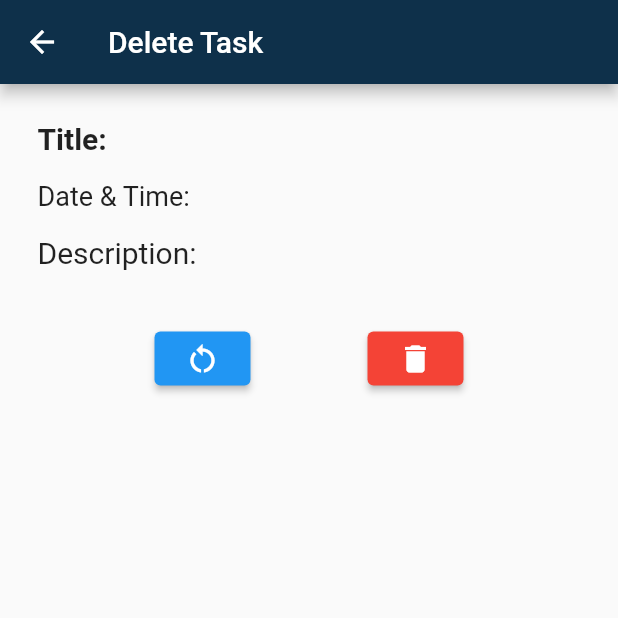
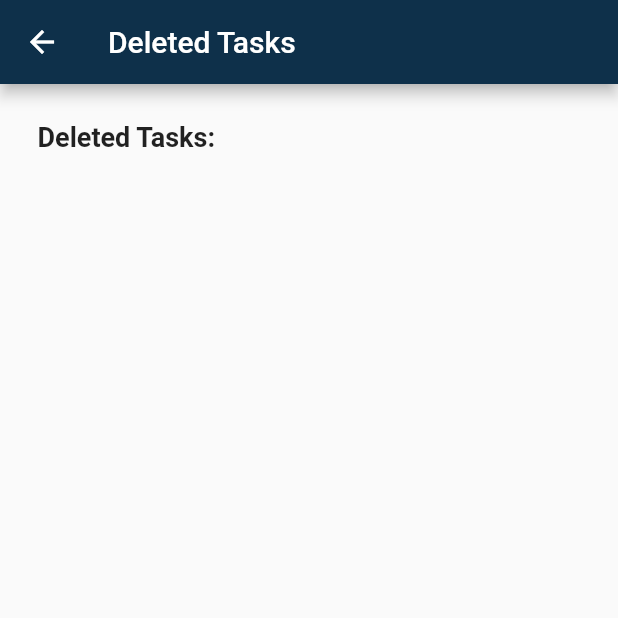
Before and after one commit to ank809/Todo_App, a Flutter app: the DeletePage screen opened directly, on a phone screen of 412 x 824 dp, the top half of it. Run offline on Flutter 3.47's test engine with Material 2 defaults, Android fonts, the phone set to English and light mode, and no system bars; our stand-ins replace date_time_picker, firebase_auth, firebase_core, firebase_database, google_sign_in; accounts and stored records are empty.

Commit message:
new changes

```diff
--- a/lib/delete.dart
+++ b/lib/delete.dart
@@ -1,19 +1,44 @@
+import 'package:flutter/material.dart';
 import 'package:firebase_database/firebase_database.dart';
-import 'package:flutter/material.dart';
+import 'package:firebase_auth/firebase_auth.dart';
+import 'package:todo_app/home.dart';
 import 'package:todo_app/constants.dart';
-import 'package:todo_app/home.dart';
 
-class DeletePage extends StatelessWidget {
+class DeletePage extends StatefulWidget {
+  final int index;
   final Task task;
-  final int index;
 
-   const DeletePage({required this.index, required this.task,});
+  const DeletePage({required this.index, required this.task});
 
-  void deleteTask(BuildContext context) {
-    DatabaseReference reference = FirebaseDatabase.instance.ref().child('todo');
-    reference.child(task.title).remove().then((_) {
-      // Deletion successful
-      Navigator.pop(context, true); // Pass 'true' to indicate successful deletion
+  @override
+  _DeletePageState createState() => _DeletePageState();
+}
+
+class _DeletePageState extends State<DeletePage> {
+  final dbRef = FirebaseDatabase.instance.reference();
+  final users = FirebaseAuth.instance.currentUser;
+  List<Task> deletedTasks = [];
+
+  @override
+  void initState() {
+    super.initState();
+    retrieveDeletedTasks();
+  }
+
+  void retrieveDeletedTasks() {
+    dbRef.child('todo').child(users!.uid).child('deletedTasks').onValue.listen((event) {
+      final tasksMap = (event.snapshot.value as Map<dynamic, dynamic>?) ?? {};
+      final retrievedDeletedTasks = tasksMap.entries
+          .map((entry) => Task(
+                title: entry.value['title'],
+                description: entry.value['description'],
+                dateAndtime: entry.value['dateAndtime'],
+                key: entry.key,
+              ))
+          .toList();
+      setState(() {
+        deletedTasks = retrievedDeletedTasks;
+      });
     });
   }
 
@@ -21,44 +46,45 @@ class DeletePage extends StatelessWidget {
   Widget build(BuildContext context) {
     return Scaffold(
       appBar: AppBar(
-        title: const Text('Delete Task'),
+        title: const Text('Deleted Tasks'),
       ),
       body: Container(
         margin: const EdgeInsets.all(25.0),
         child: Column(
           crossAxisAlignment: CrossAxisAlignment.start,
           children: [
-            Text(
-              'Title: ${task.title}',
-              style: titlestyle,
+            const Text(
+              'Deleted Tasks:',
+              style: TextStyle(
+                fontSize: 18,
+                fontWeight: FontWeight.bold,
+              ),
             ),
             const SizedBox(height: 16),
-            Text(
-              'Date & Time: ${task.dateAndtime}',
-              style: dt,
-            ),
-            const SizedBox(height: 16),
-            Text(
-              'Description: ${task.description}',
-              style: descrip,
-            ),
-            const SizedBox(height: 35.0),
-            Row(
-              mainAxisAlignment: MainAxisAlignment.spaceEvenly,
-              children: [
-                ElevatedButton(
-                  onPressed: () {
-                    // Restore the task
-                    Navigator.pop(context, task);
-                  },
-                  child: const Icon(Icons.restart_alt),
-                ),
-                ElevatedButton(
-                  onPressed: () => deleteTask(context), // Call the deleteTask function
-                  style: ElevatedButton.styleFrom(primary: Colors.red),
-                  child: const Icon(Icons.delete),
-                ),
-              ],
+            Expanded(
+              child: ListView.builder(
+                itemCount: deletedTasks.length,
+                itemBuilder: (context, index) {
+                  Task task = deletedTasks[index];
+                  return ListTile(
+                    title: Text(task.title),
+                    subtitle: Text(task.dateAndtime),
+                    onTap: () {
+                      // Restore the task
+                      setState(() {
+                        deletedTasks.remove(task);
+                      });
+                      dbRef.child('todo').child(users!.uid).child('deletedTasks').child(task.key).remove();
+                      dbRef.child('todo').child(users!.uid).child(task.key).set({
+                        'title': task.title,
+                        'description': task.description,
+                        'dateAndtime': task.dateAndtime,
+                      });
+                      Navigator.pop(context, task); // Return the restored task to the previous screen
+                    },
+                  );
+                },
+              ),
             ),
           ],
         ),
--- a/lib/main.dart
+++ b/lib/main.dart
@@ -1,5 +1,4 @@
 import 'package:firebase_core/firebase_core.dart';
-import 'package:todo_app/delete.dart';
 import 'package:todo_app/home.dart';
 import 'package:todo_app/mainScreen.dart';
 import 'firebase_options.dart';
```
Also changed, not shown: lib/home.dart (+89 -43 lines), lib/login.dart (+79 -46 lines).
